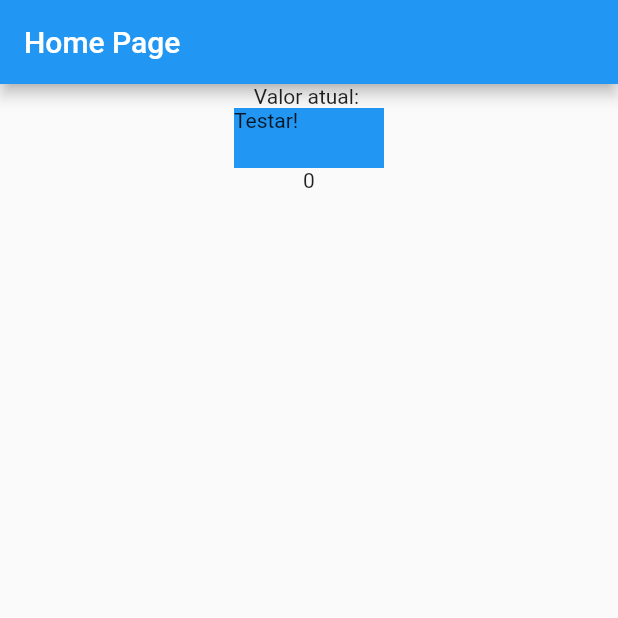
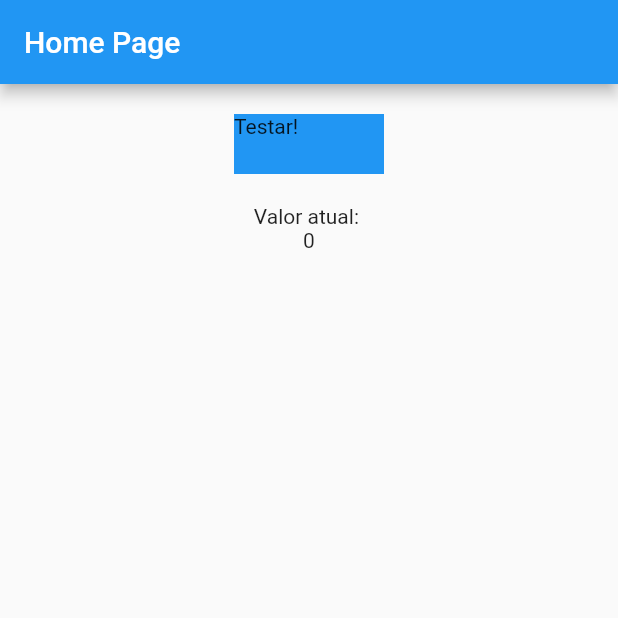
Before and after one commit to Marcoslima016/poc_bloc-provider, a Flutter app: the screen it shows after launch, on a phone screen of 412 x 824 dp, the top half of it. Run offline on Flutter 3.47's test engine with Material 2 defaults, Android fonts, the phone set to English and light mode, and no system bars; our stand-ins replace equatable, flutter_bloc; accounts and stored records are empty.

Commit message:
backup 18:00 (ainda nao foi removido homeState)

```diff
--- a/lib/modulos/home/home.controller.dart
+++ b/lib/modulos/home/home.controller.dart
@@ -1,16 +1,17 @@
+import 'package:equatable/equatable.dart';
 import 'package:flutter_bloc/flutter_bloc.dart';
 
 import 'home.imports.dart';
+
+part 'home.state.dart';
 
 class HomeController extends Cubit<HomeState> {
   HomeController() : super(HomeState.initialState());
   //
 
-  // late String teste;
-  String teste;
-
   Future<void> init() async {
     // initialState();
+    HomeState.initialState();
   }
 
   Future increment() async {
--- a/lib/modulos/home/home.imports.dart
+++ b/lib/modulos/home/home.imports.dart
@@ -1,4 +1,3 @@
 export 'home.controller.dart';
 export 'home.imports.dart';
-export 'home.state.dart';
 export 'home.view.dart';
--- a/lib/modulos/home/home.state.dart
+++ b/lib/modulos/home/home.state.dart
@@ -1,15 +1,25 @@
-class HomeState {
+part of 'home.controller.dart';
+
+// import 'package:equatable/equatable.dart';
+
+class HomeState extends Equatable {
   //
 
   int count;
 
   HomeState({this.count = 0});
 
-  HomeState.initialState() {
+  HomeState.initialState() : count = 0;
+
+  Future init() async {
     count = 0;
   }
 
   HomeState.increment() {
     count = count + 1;
   }
+
+  @override
+  // TODO: implement props
+  List<Object> get props => [count];
 }
--- a/lib/modulos/home/home.view.dart
+++ b/lib/modulos/home/home.view.dart
@@ -12,18 +12,15 @@ class HomeView extends StatelessWidget {
       appBar: AppBar(
         title: Text("Home Page"),
       ),
+      //----------------------------------- BLOC PROVIDER --------------------------------
       body: BlocProvider(
-        create: (context) => HomeController(),
+        // create: (context) => controller,
+        create: (context) => controller..init(),
+        // create: (context) => HomeController(),
         child: Column(
           children: <Widget>[
-            Text("Valor atual: "),
-
-            //------------------ BLOC BUILDER ----------------
-
-            BlocBuilder<HomeController, HomeState>(
-              builder: (context, HomeState state) {
-                return Column(
-                  children: [
+            SizedBox(height: 20),
+            //
             GestureDetector(
               onTap: () {
                 controller.increment();
@@ -38,11 +35,50 @@ class HomeView extends StatelessWidget {
                 ),
               ),
             ),
+            SizedBox(height: 20),
+            //
+            Text("Valor atual: "),
+
+            //------------------------------- BLOC CONSUMER -----------------------------
+
+            BlocConsumer<HomeController, HomeState>(
+              listener: (context, state) {
+                var point = state;
+              },
+              builder: (context, state) {
+                return Column(
+                  children: [
                     Center(child: Text(state.count.toString())),
                   ],
                 );
               },
             ),
+
+            //------------------------------- BLOC BUILDER -----------------------------
+
+            // BlocBuilder<HomeController, HomeState>(
+            //   builder: (context, HomeState state) {
+            //     return Column(
+            //       children: [
+            //         GestureDetector(
+            //           onTap: () {
+            //             controller.increment();
+            //             // context.read<HomeController>().increment();
+            //           },
+            //           child: Container(
+            //             width: 100,
+            //             height: 40,
+            //             color: Colors.blue,
+            //             child: Text(
+            //               "Testar!",
+            //             ),
+            //           ),
+            //         ),
+            //         Center(child: Text(state.count.toString())),
+            //       ],
+            //     );
+            //   },
+            // ),
 
             //
           ],
--- a/pubspec.yaml
+++ b/pubspec.yaml
@@ -24,6 +24,7 @@ dependencies:
   flutter:
     sdk: flutter
   flutter_bloc: ^8.0.1
+  equatable: ^2.0.3
 
 
   # The following adds the Cupertino Icons font to your application.
```
Also changed, not shown: pubspec.lock, 10 other files. Lines whose indentation alone changed are shown as unchanged.
